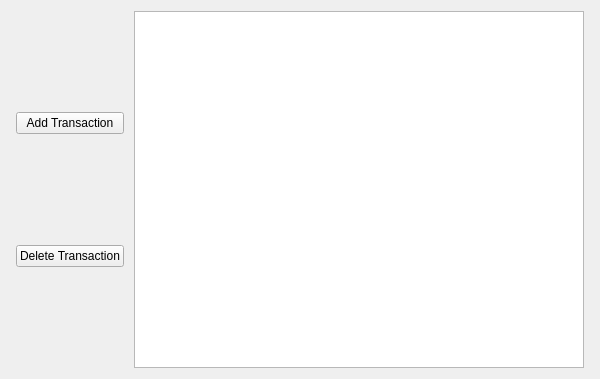
Before: the Qt Designer form src/TransactionsView.ui in moriduri/MyFinances, drawn with Qt 5.
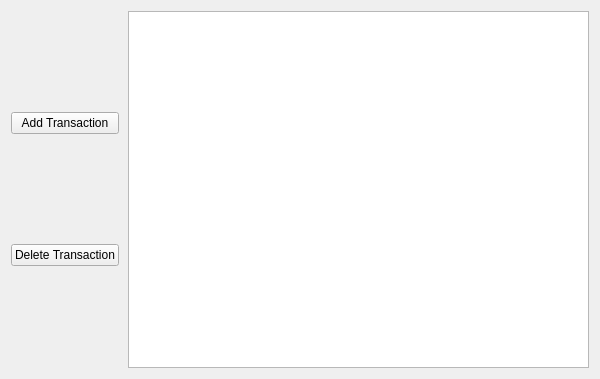
After: the same form once the commit is applied.

Commit message: - Added a category selection combobox inside the AddTransactionDialog; - Fixed CategoriesView and TransactionsView horizontal layout margins and spacing;

Patch:
```diff
--- a/src/TransactionsView.ui
+++ b/src/TransactionsView.ui
@@ -17,16 +17,16 @@
    <item>
     <layout class="QHBoxLayout" name="horizontalLayout">
      <property name="spacing">
-      <number>10</number>
+      <number>9</number>
      </property>
      <property name="sizeConstraint">
       <enum>QLayout::SetDefaultConstraint</enum>
      </property>
      <property name="leftMargin">
-      <number>5</number>
+      <number>0</number>
      </property>
      <property name="rightMargin">
-      <number>5</number>
+      <number>0</number>
      </property>
      <item>
       <layout class="QVBoxLayout" name="verticalLayout">
```
The commit also changes 2 other files.
